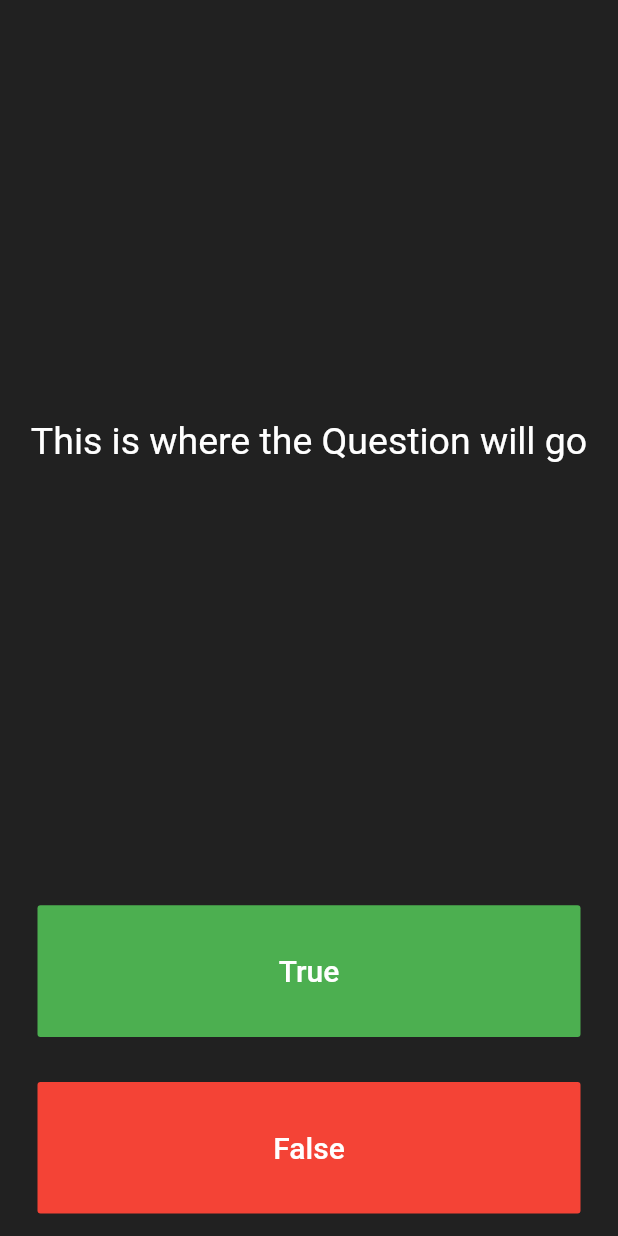
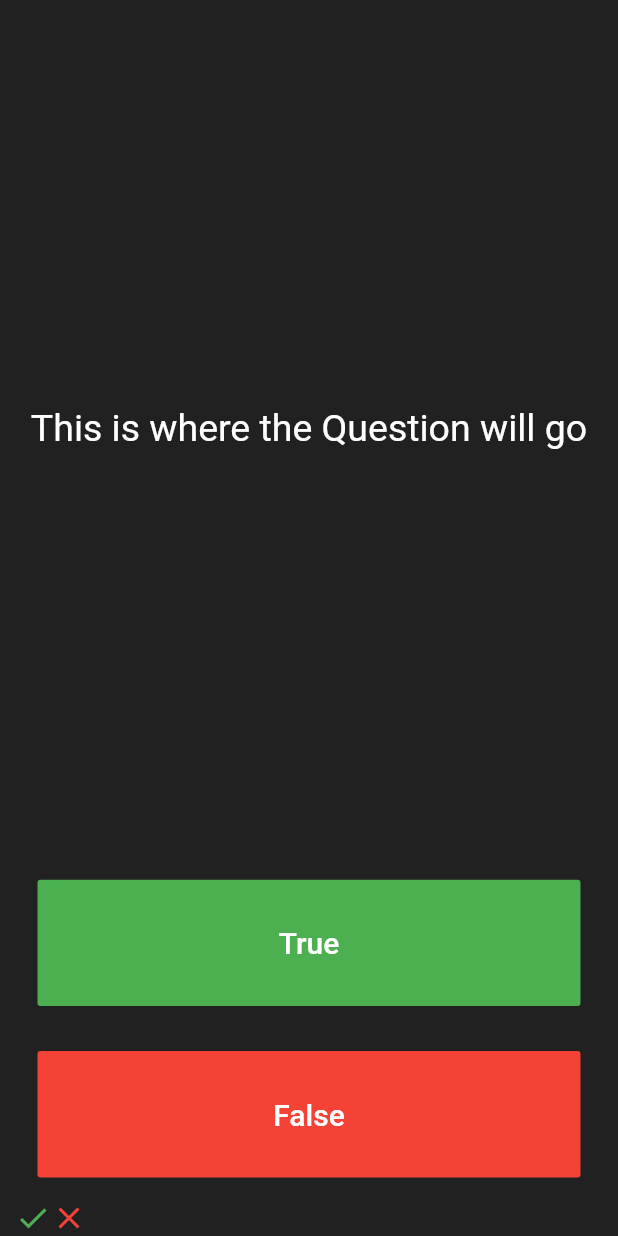
Before and after one commit to usmanhaider461/Quizzler_app, a Flutter app: the screen it shows after launch, on a phone screen of 412 x 824 dp. Run offline on Flutter 3.47's test engine with Material 2 defaults, Android fonts, the phone set to English and light mode, and no system bars.

Commit message:
Check and Close Button are added

```diff
--- a/lib/main.dart
+++ b/lib/main.dart
@@ -85,7 +85,19 @@ class _QuizPageState extends State<QuizPage> {
                 onPressed: (){},
               )
           ),
-        )
+        ),
+        Row(
+          children: [
+            Icon(
+              Icons.check,
+              color: Colors.green,
+            ),
+            Icon(
+              Icons.close,
+              color: Colors.red,
+            )
+          ],
+        ),
       ],
     );
   }
```
